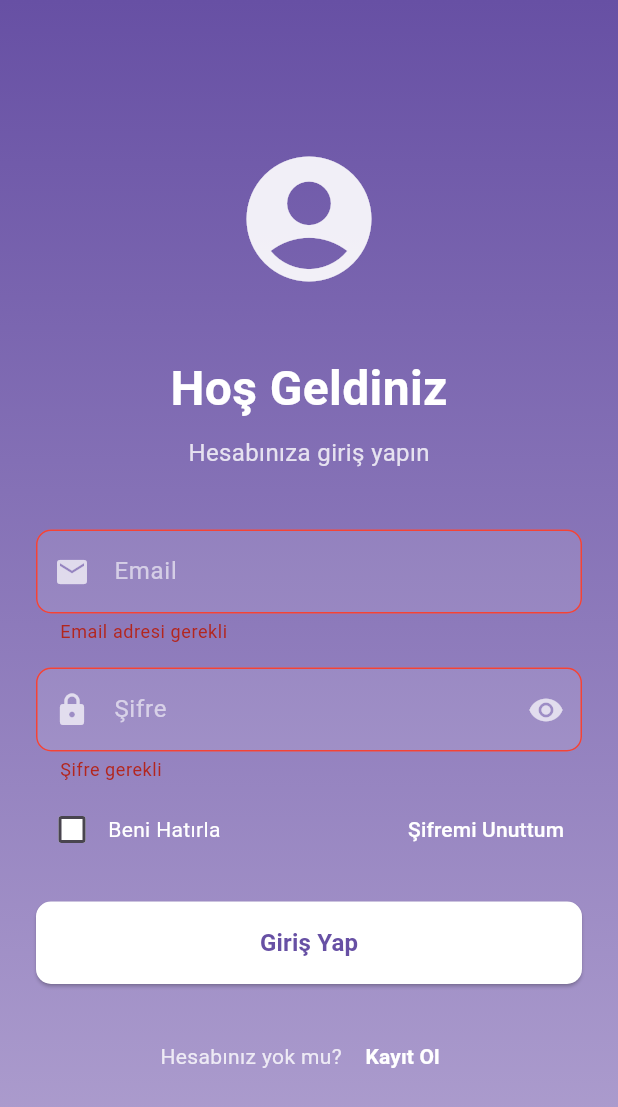
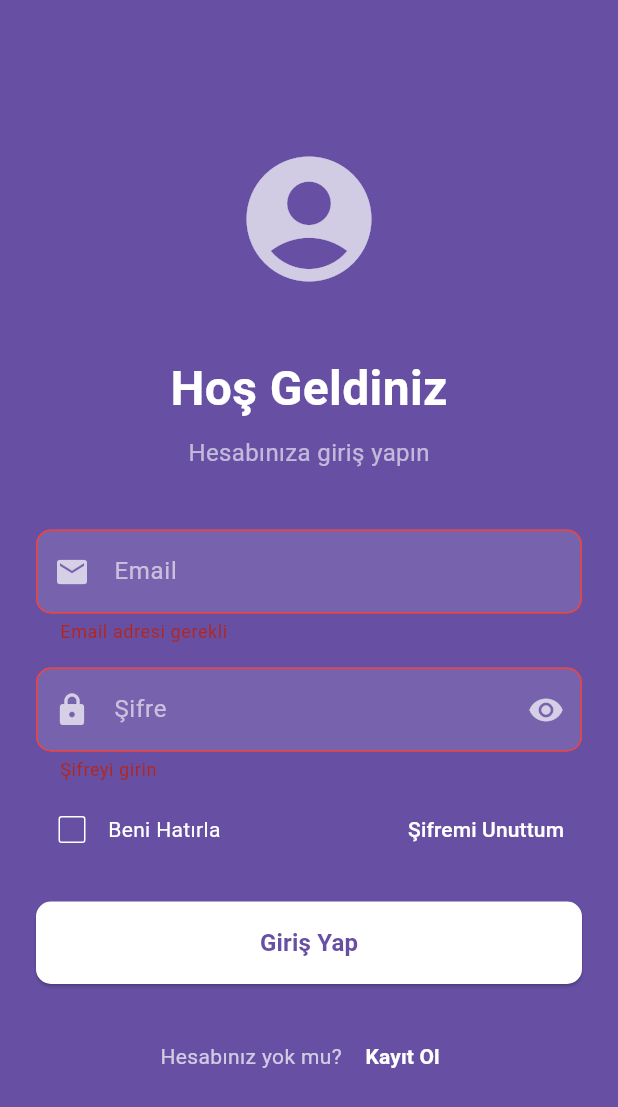
Before and after one commit to Gulsahbb/flutterLoginRegister, a Flutter app: the screen it shows after launch, after a tap on "Giriş Yap", on a phone screen of 412 x 824 dp. Shown: the top 1107 px of the screen. Run offline on Flutter 3.47's test engine with Material 3 defaults, Android fonts, the phone set to English and light mode, and no system bars; our stand-ins replace firebase_auth, firebase_core; accounts and stored records are empty.

Commit message:
Update Login Page

```diff
--- a/lib/TEST1/login.dart
+++ b/lib/TEST1/login.dart
@@ -20,24 +20,37 @@ class _LoginState extends State<Login> {
 
   final FirebaseAuth _auth = FirebaseAuth.instance;
   bool _isLoading = false;
-/*
-  @override
-  void dispose() {
-    _emailController.dispose();
-    _passwordController.dispose();
-    super.dispose();
+
+  String? _validateEmail(String? value) {
+    if (value == null || value.isEmpty) {
+      return 'Email adresi gerekli';
+    }
+    final emailRegex =
+        RegExp(r'^[a-zA-Z0-9._%+-]+@[a-zA-Z0-9.-]+\.[a-zA-Z]{2,}$');
+    if (!emailRegex.hasMatch(value)) {
+      return 'Geçerli bir e-posta adresi girin';
+    }
+    return null;
   }
 
-  void _handleLogin() {
-    if (_formKey.currentState!.validate()) {
-      // Burada login işlemleri yapılacak
-      Navigator.pushReplacement(
-        context,
-        MaterialPageRoute(builder: (context) => const BottomNavbar()),
-      );
+  String? _validatePassword(String? value) {
+    if (value == null || value.isEmpty) {
+      return 'Şifreyi girin';
     }
+    if (value.length < 8) {
+      return 'Şifre en az 8 karakter olmalı';
+    }
+    if (!RegExp(r'[A-Z]').hasMatch(value)) {
+      return 'Şifre en az bir büyük harf içermeli';
+    }
+    if (!RegExp(r'[a-z]').hasMatch(value)) {
+      return 'Şifre en az bir küçük harf içermeli';
+    }
+    if (!RegExp(r'[0-9]').hasMatch(value)) {
+      return 'Şifre en az bir rakam içermeli';
+    }
+    return null;
   }
-*/
 
   Future<void> _handleLogin() async {
     if (_formKey.currentState!.validate()) {
@@ -52,13 +65,6 @@ class _LoginState extends State<Login> {
           password: _passwordController.text,
         );
         if (userCredential.user != null) {
-          // Giriş başarılı
-          /*   ScaffoldMessenger.of(context).showSnackBar(
-            const SnackBar(
-              content: Text('Giriş başarılı!'),
-              backgroundColor: Colors.green,
-            ),
-          );*/
           Navigator.pushReplacement(
             context,
             MaterialPageRoute(builder: (context) => const BottomNavbar()),
@@ -97,19 +103,17 @@ class _LoginState extends State<Login> {
   }
 
   @override
+  void dispose() {
+    _emailController.dispose();
+    _passwordController.dispose();
+    super.dispose();
+  }
+
+  @override
   Widget build(BuildContext context) {
     return Scaffold(
       body: Container(
-        decoration: BoxDecoration(
-          gradient: LinearGradient(
-            begin: Alignment.topCenter,
-            end: Alignment.bottomCenter,
-            colors: [
-              Theme.of(context).primaryColor,
-              Theme.of(context).primaryColor.withOpacity(0.5),
-            ],
-          ),
-        ),
+        color: Theme.of(context).primaryColor,
         child: SafeArea(
           child: Center(
             child: SingleChildScrollView(
@@ -117,14 +121,14 @@ class _LoginState extends State<Login> {
               child: Column(
                 mainAxisAlignment: MainAxisAlignment.center,
                 children: [
-                  // Logo veya İkon
+                  // Logo or Icon
                   Icon(
                     Icons.account_circle,
                     size: 100,
-                    color: Colors.white.withOpacity(0.9),
+                    color: Colors.white70,
                   ),
                   const SizedBox(height: 40),
-                  // Hoşgeldin Mesajı
+                  // Welcome Message
                   const Text(
                     'Hoş Geldiniz',
                     style: TextStyle(
@@ -134,11 +138,12 @@ class _LoginState extends State<Login> {
                     ),
                   ),
                   const SizedBox(height: 8),
+                  // Detail Message
                   Text(
                     'Hesabınıza giriş yapın',
                     style: TextStyle(
                       fontSize: 16,
-                      color: Colors.white.withOpacity(0.8),
+                      color: Colors.white60,
                     ),
                   ),
                   const SizedBox(height: 40),
@@ -152,15 +157,7 @@ class _LoginState extends State<Login> {
                           controller: _emailController,
                           hintText: 'Email',
                           prefixIcon: Icons.email,
-                          validator: (value) {
-                            if (value == null || value.isEmpty) {
-                              return 'Email adresi gerekli';
-                            }
-                            if (!value.contains('@')) {
-                              return 'Geçerli bir email adresi girin';
-                            }
-                            return null;
-                          },
+                          validator: _validateEmail,
                         ),
                         const SizedBox(height: 16),
                         // Password TextField
@@ -168,6 +165,7 @@ class _LoginState extends State<Login> {
                           controller: _passwordController,
                           hintText: 'Şifre',
                           prefixIcon: Icons.lock,
+                          validator: _validatePassword,
                           obscureText: !_isPasswordVisible,
                           suffixIcon: IconButton(
                             icon: Icon(
@@ -182,21 +180,13 @@ class _LoginState extends State<Login> {
                               });
                             },
                           ),
-                          validator: (value) {
-                            if (value == null || value.isEmpty) {
-                              return 'Şifre gerekli';
-                            }
-                            if (value.length < 6) {
-                              return 'Şifre en az 6 karakter olmalı';
-                            }
-                            return null;
-                          },
                         ),
                         const SizedBox(height: 8),
                         // Remember Me & Forgot Password
                         Row(
                           mainAxisAlignment: MainAxisAlignment.spaceBetween,
                           children: [
+                            // Remember Me
                             Row(
                               children: [
                                 Checkbox(
@@ -206,9 +196,9 @@ class _LoginState extends State<Login> {
                                       _rememberMe = value ?? false;
                                     });
                                   },
-                                  fillColor:
-                                      MaterialStateProperty.all(Colors.white),
+                                  activeColor: Colors.white,
                                   checkColor: Theme.of(context).primaryColor,
+                                  side: BorderSide(color: Colors.white),
                                 ),
                                 const Text(
                                   'Beni Hatırla',
@@ -218,7 +208,7 @@ class _LoginState extends State<Login> {
                             ),
                             TextButton(
                               onPressed: () {
-                                // Şifremi unuttum işlemleri
+                                // Forgot Password
                                 Navigator.push(
                                   context,
                                   MaterialPageRoute(
@@ -270,7 +260,7 @@ class _LoginState extends State<Login> {
                             Text(
                               'Hesabınız yok mu? ',
                               style: TextStyle(
-                                color: Colors.white.withOpacity(0.8),
+                                color: Colors.white70,
                               ),
                             ),
                             TextButton(
@@ -317,18 +307,18 @@ class _LoginState extends State<Login> {
       style: const TextStyle(color: Colors.white),
       decoration: InputDecoration(
         hintText: hintText,
-        hintStyle: TextStyle(color: Colors.white.withOpacity(0.6)),
+        hintStyle: TextStyle(color: Colors.white60),
         prefixIcon: Icon(prefixIcon, color: Colors.white70),
         suffixIcon: suffixIcon,
         filled: true,
-        fillColor: Colors.white.withOpacity(0.1),
+        fillColor: Colors.white10,
         border: OutlineInputBorder(
           borderRadius: BorderRadius.circular(10),
           borderSide: BorderSide.none,
         ),
         enabledBorder: OutlineInputBorder(
           borderRadius: BorderRadius.circular(10),
-          borderSide: BorderSide(color: Colors.white.withOpacity(0.1)),
+          borderSide: BorderSide(color: Colors.white10),
         ),
         focusedBorder: OutlineInputBorder(
           borderRadius: BorderRadius.circular(10),
```
